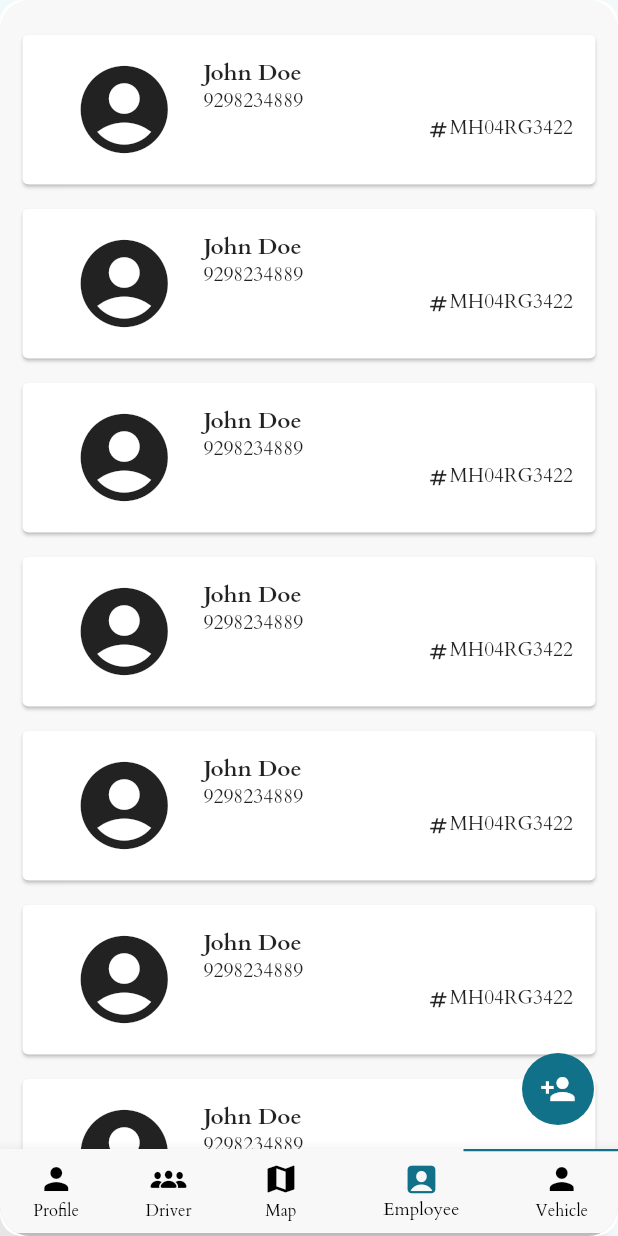
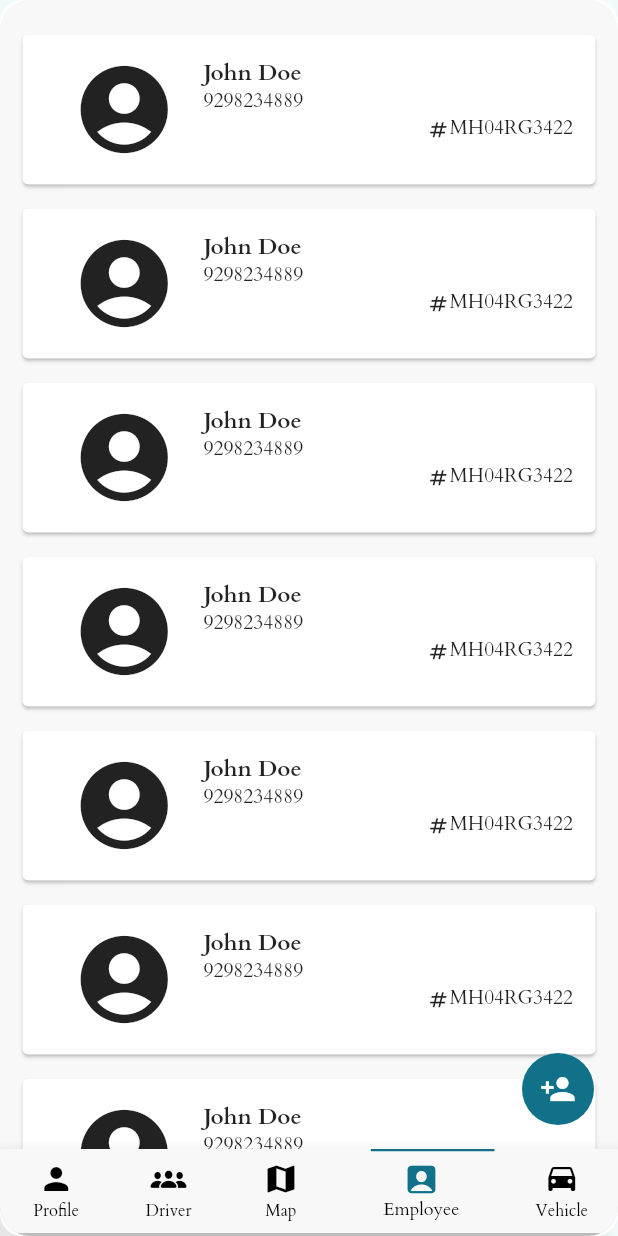
Before and after one commit to aniket-yadav/corporate-transport, a Flutter app: the screen it shows after launch, swiped to page 4, on a phone screen of 412 x 824 dp. Run offline on Flutter 3.47's test engine with Material 2 defaults, Android fonts, the phone set to English and light mode, and no system bars; our stand-ins replace firebase_core, google_maps_flutter, numberpicker; accounts and stored records are empty.

Commit message:
map integration

```diff
--- a/lib/main.dart
+++ b/lib/main.dart
@@ -3,7 +3,7 @@ import 'package:corporatetransportapp/route/routes.dart';
 import 'package:flutter/material.dart';
 import 'package:firebase_core/firebase_core.dart';
 import 'firebase_options.dart';
-
+//API key -  AIzaSyCjlgdj4BdbdMMpjwmWqnPbiTLmSgftBLY
 void main() async {
   WidgetsFlutterBinding.ensureInitialized();
   await Firebase.initializeApp(
--- a/lib/view/admin/admin_dashboard.dart
+++ b/lib/view/admin/admin_dashboard.dart
@@ -37,9 +37,9 @@ class _AdminDashboardState extends State<AdminDashboard>
   double? _getIndicatorPosition(int index) {
     var isLtr = Directionality.of(context) == TextDirection.ltr;
     if (isLtr) {
-      return lerpDouble(-1.0, 1.0, index / 3);
+      return lerpDouble(-1.0, 1.0, index / 4);
     } else {
-      return lerpDouble(1.0, -1.0, index / 3);
+      return lerpDouble(1.0, -1.0, index / 4);
     }
   }
 
@@ -100,7 +100,7 @@ class _AdminDashboardState extends State<AdminDashboard>
                       label: "Employee",
                     ),
                     BottomNavigationBarItem(
-                      icon: Icon(Icons.person),
+                      icon: Icon(Icons.time_to_leave),
                       label: "Vehicle",
                     )
                   ]),
@@ -113,7 +113,7 @@ class _AdminDashboardState extends State<AdminDashboard>
                   duration: const Duration(milliseconds: 200),
                   child: Container(
                     color: const Color(0xFF107189),
-                    width: width / 4,
+                    width: width / 5,
                     height: 1.5,
                   ),
                 ),
@@ -125,6 +125,8 @@ class _AdminDashboardState extends State<AdminDashboard>
           child: PageView(
             onPageChanged: onPageChanged,
             controller: _pageController,
+            allowImplicitScrolling: false,
+            physics: const NeverScrollableScrollPhysics(),
             children: [
               ProfileScreen(
                 openDrawer: openDrawer,
--- a/pubspec.yaml
+++ b/pubspec.yaml
@@ -38,6 +38,7 @@ dependencies:
   provider: ^6.0.3
   http: ^0.13.4
   firebase_core: ^1.19.1
+  google_maps_flutter: ^2.1.8
 
 dev_dependencies:
   flutter_test:
```
Also changed, not shown: lib/view/admin/map_screen.dart (+36 -2 lines), pubspec.lock, 2 other files.
